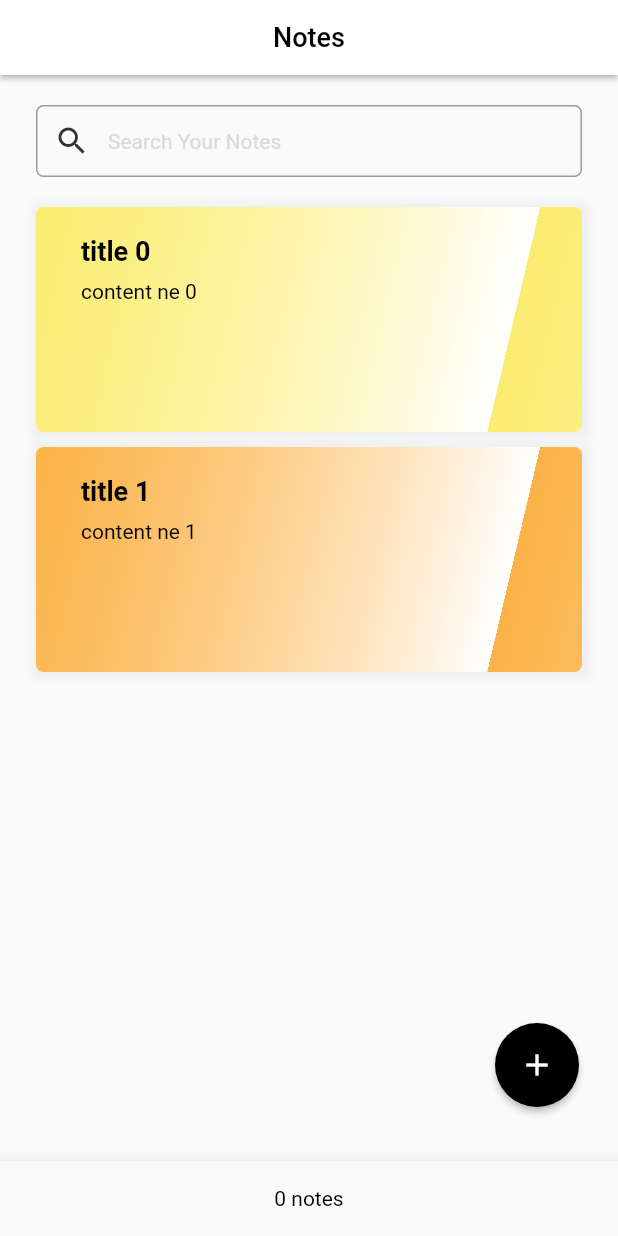
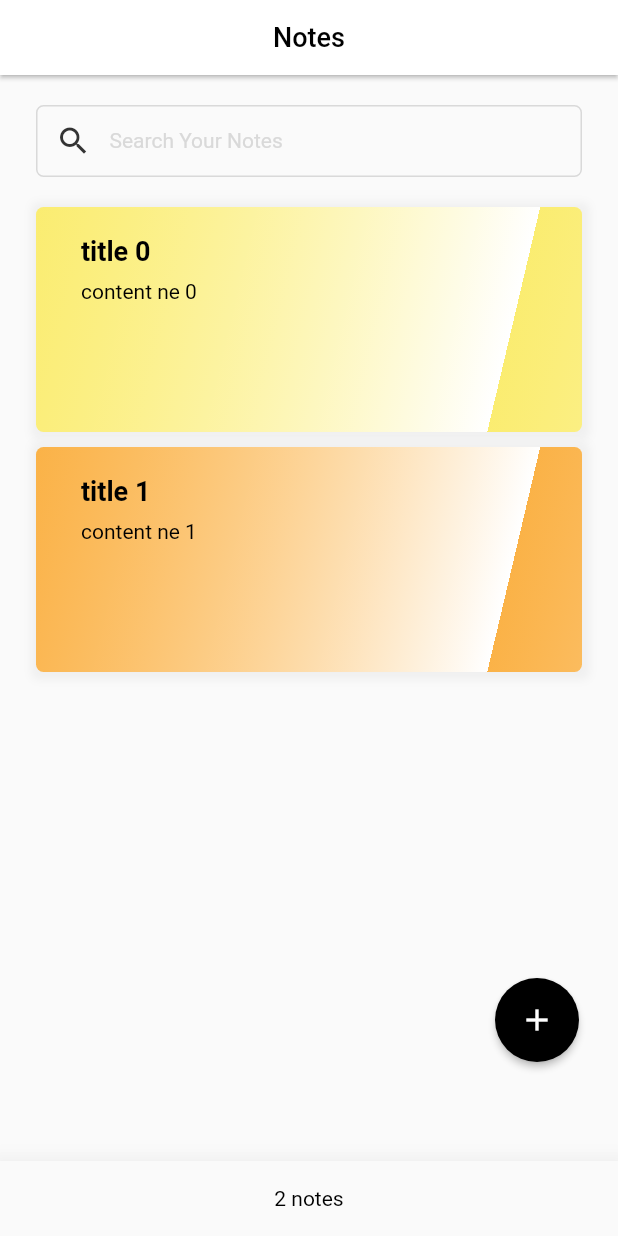
Before and after one commit to ntxmai5220/flutter-todo-app, a Flutter app: the screen it shows after launch, on a phone screen of 412 x 824 dp. Run offline on Flutter 3.47's test engine with Material 2 defaults, Android fonts, the phone set to English and light mode, and no system bars; our stand-ins replace bloc, flutter_bloc, get_it.

Commit message:
update code UI

```diff
--- a/lib/pages/home_page.dart
+++ b/lib/pages/home_page.dart
@@ -17,31 +17,18 @@ class HomePage extends StatelessWidget {
   Widget build(BuildContext context) {
     BlocProvider.of<TodoCubit>(context).loadTodo(Data.todos);
     return Scaffold(
-      appBar: buildAppBar(),
-      floatingActionButton: buildFAB(context),
-      bottomNavigationBar: buildBottom(),
-      body: buildBody(),
-    );
-  }
-
-  buildBottom() {
-    return Material(
-      elevation: 10,
-      child: Container(
-        alignment: Alignment.center,
-        height: 50,
-        width: double.maxFinite,
-        child: Text(
-          '${list.length} notes',
-          style: AppStyles.normal,
+      appBar: AppBar(
+        elevation: 1.2,
+        toolbarHeight: 50,
+        backgroundColor: Colors.white,
+        title: Text(
+          'Notes',
+          style: AppStyles.title,
         ),
+        centerTitle: true,
       ),
-    );
-  }
-
-  buildFAB(context) {
-    return Container(
-      margin: EdgeInsets.only(bottom: 20, right: 10),
+      floatingActionButton: Container(
+        margin: EdgeInsets.only(bottom: 100, right: 10),
         child: FloatingActionButton(
           backgroundColor: Colors.black,
           elevation: 2,
@@ -53,32 +40,39 @@ class HomePage extends StatelessWidget {
             newNote(context);
           },
         ),
+      ),
+      // bottomNavigationBar:
+      body: BlocBuilder<TodoCubit, TodoState>(
+        builder: (context, state) {
+          if (!(state is TodoLoad))
+            return Center(child: CircularProgressIndicator());
+          else {
+            final todos = state.todos;
+            return Column(
+              children: [
+                buildSearch(),
+                Expanded(
+                  child: ListView.builder(
+                      itemCount: todos.length,
+                      itemBuilder: (context, index) => //_tile(index),
+                          noteItem(index, todos[index], context)),
+                ),
+                Material(
+                  elevation: 15,
+                  child: Container(
+                    alignment: Alignment.center,
+                    height: 50,
+                    width: double.maxFinite,
+                    child: Text(
+                      '${todos.length} notes',
+                      style: AppStyles.normal,
+                    ),
+                  ),
+                ),
+              ],
             );
           }
-
-  buildAppBar() {
-    return AppBar(
-      elevation: 1.5,
-      toolbarHeight: 50,
-      backgroundColor: Colors.white,
-      title: Text(
-        'Notes',
-        style: AppStyles.title,
-      ),
-      centerTitle: true,
-    );
-  }
-
-  buildBody() {
-    return Container(
-      //padding: EdgeInsets.only(bottom: 50),
-      width: double.maxFinite,
-      child: Column(
-        children: [
-          buildSearch(),
-          buildListNote(),
-          //ListView.builder(itemBuilder: )
-        ],
+        },
       ),
     );
   }
@@ -88,40 +82,22 @@ class HomePage extends StatelessWidget {
       margin: EdgeInsets.symmetric(vertical: 20, horizontal: 24),
       width: double.maxFinite,
       height: 48,
+      decoration: BoxDecoration(
+          borderRadius: BorderRadius.all(Radius.circular(5)),
+          border: Border.all(color: AppColors.lightGrey)),
       child: TextField(
+        textInputAction: TextInputAction.search,
         decoration: InputDecoration(
-          contentPadding: EdgeInsets.symmetric(vertical: 0),
+          //contentPadding: EdgeInsets.symmetric(vertical: 0),
           hintText: 'Search Your Notes',
-          hintStyle: AppStyles.normal
-              .copyWith(color: Color.fromRGBO(217, 217, 217, 1)),
+          hintStyle: AppStyles.normal.copyWith(color: AppColors.lightGrey),
           prefixIcon: Icon(
             Icons.search,
-            color: Color.fromRGBO(51, 51, 51, 1),
+            color: AppColors.darkGrey,
           ),
-          border: OutlineInputBorder(
-              borderRadius: BorderRadius.all(Radius.circular(5)),
-              borderSide:
-                  BorderSide(color: Color.fromRGBO(51, 51, 51, 1), width: 1.0)),
+          border: InputBorder.none,
         ),
       ),
-    );
-  }
-
-  buildListNote() {
-    return BlocBuilder<TodoCubit, TodoState>(
-      builder: (context, state) {
-        if (!(state is TodoLoad))
-          return Center(child: CircularProgressIndicator());
-
-        final todos = state.todos;
-
-        return Expanded(
-          child: ListView.builder(
-              itemCount: todos.length,
-              itemBuilder: (context, index) => //_tile(index),
-                  noteItem(index, todos[index], context)),
-        );
-      },
     );
   }
 
@@ -179,7 +155,7 @@ class HomePage extends StatelessWidget {
   gradientBG(int index) {
     return LinearGradient(
       begin: Alignment.topLeft,
-      end: Alignment(0.75, 0), // 10% of the width, so there are ten blinds.
+      end: Alignment(0.75, 0), // 25% of the width, so there are ten blinds.
       colors: <Color>[
         AppColors.custom[index % 7].withOpacity(0.7),
         Colors.white
--- a/lib/pages/todo_page.dart
+++ b/lib/pages/todo_page.dart
@@ -36,22 +36,13 @@ class TodoPage extends StatelessWidget {
     if (this.newTodo) BlocProvider.of<EditTodoCubit>(context).createTodo();
     return Scaffold(
       resizeToAvoidBottomInset: true,
-      appBar: buildAppBar(),
-      body: buildBody(context),
-      bottomSheet: buildBottom(context),
-    );
-  }
-
-  buildAppBar() {
-    return AppBar(
+      appBar: AppBar(
         elevation: 1.5,
         toolbarHeight: 50,
         backgroundColor: Colors.white,
-    );
-  }
-
-  buildBody(context) {
-    return BlocListener<EditTodoCubit, EditTodoState>(
+      ),
+      bottomSheet: buildBottom(context),
+      body: BlocListener<EditTodoCubit, EditTodoState>(
         listener: (context, state) {
           print(state);
           if (state is DeletedTodo) {
@@ -87,13 +78,12 @@ class TodoPage extends StatelessWidget {
                       //autofocus: state is EditingTodo || state is CreateTodo,
                       maxLines: null,
                       style: AppStyles.normal,
-                    // cursorHeight: 30,s
                       decoration: InputDecoration(
                           contentPadding: EdgeInsets.all(0),
                           border: InputBorder.none,
                           hintText: 'Note',
-                        hintStyle: AppStyles.normal
-                            .copyWith(color: Color.fromRGBO(217, 217, 217, 1))),
+                          hintStyle: AppStyles.normal.copyWith(
+                              color: Color.fromRGBO(217, 217, 217, 1))),
                     ),
                   ),
                   SizedBox(height: 10),
@@ -102,10 +92,11 @@ class TodoPage extends StatelessWidget {
             },
           ),
         ),
+      ),
     );
   }
 
-  buildBottom(context) {
+  buildBottom(BuildContext context) {
     return Material(
       elevation: 10,
       child: Container(
@@ -116,34 +107,25 @@ class TodoPage extends StatelessWidget {
           builder: (context, state) {
             if (state is CreateTodo)
               return Row(children: [buildSaveBtn(context, createTodo: true)]);
+            else {
               return Row(
-              //children: isEditMode ? buildEditBottom() : [buildSaveBtn(createNode)],
-              children: buildEditBottom(context),
-            );
-          },
-        ),
-      ),
-    );
-  }
-
-  List<Widget> buildEditBottom(context) {
-    return [
+                children: [
                   buildDeleteBtn(context),
                   VerticalDivider(
                     indent: 10,
                     endIndent: 10,
                     width: 0,
                   ),
-      BlocBuilder<EditTodoCubit, EditTodoState>(
-        builder: (context, state) {
-          if (state is EditingTodo) return buildSaveBtn(context);
-          return buildEditBtn(context);
+                  state is EditingTodo
+                      ? buildSaveBtn(context)
+                      : buildEditBtn(context)
+                ],
+              );
+            }
           },
-      )
-      // !isEditing
-      //     ? buildEditBtn(editNote)
-      //     : buildSaveBtn(saveNote) // or buildSaveBtn(saveNote)
-    ];
+        ),
+      ),
+    );
   }
 
   buildDeleteBtn(context) {
@@ -186,9 +168,6 @@ class TodoPage extends StatelessWidget {
   }
 
   void editNote(context) {
-    // setState(() {
-    //   isEditing = true;
-    // });
     BlocProvider.of<EditTodoCubit>(context).editTodo();
   }
 
@@ -216,10 +195,8 @@ class TodoPage extends StatelessWidget {
     // });
     Todo todo =
         Todo(title: _titleController.text, content: _contentController.text);
-    print(_titleController.text + '___' + _contentController.text);
     if (createTodo) {
       _newTodo(todo, context);
-      // this.newTodo = false;
     } else {
       _updateTodo(todo, context);
     }
--- a/lib/values/app_colors.dart
+++ b/lib/values/app_colors.dart
@@ -10,4 +10,7 @@ class AppColors {
     Colors.blue,
     Colors.purple,
   ];
+
+  static Color lightGrey = Color.fromRGBO(217, 217, 217, 1);
+  static Color darkGrey = Color.fromRGBO(51, 51, 51, 1);
 }
```
Lines whose indentation alone changed are shown as unchanged.
